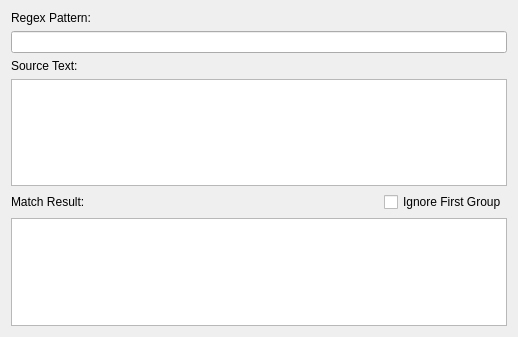
micooz/stdownloader, file CppRegexTester/mainwindow.ui: the form before one commit.
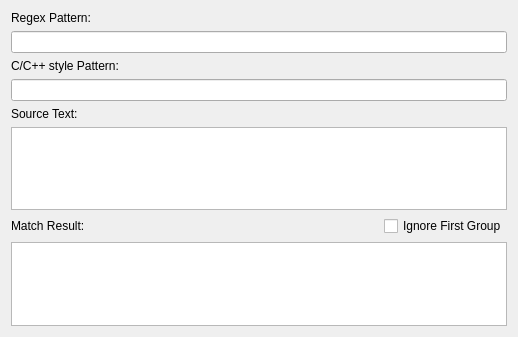
The form after the commit.

Commit message: Update C++ Regular Tester. Fix: empty pattern lead to crash. Add: C/C++ style string convertion.

Patch:
```diff
--- a/CppRegexTester/mainwindow.ui
+++ b/CppRegexTester/mainwindow.ui
@@ -27,6 +27,20 @@
       <item>
        <widget class="QLineEdit" name="linePattern"/>
       </item>
+      <item>
+       <widget class="QLabel" name="label_4">
+        <property name="text">
+         <string>C/C++ style Pattern:</string>
+        </property>
+       </widget>
+      </item>
+      <item>
+       <widget class="QLineEdit" name="lineCstyle">
+        <property name="readOnly">
+         <bool>true</bool>
+        </property>
+       </widget>
+      </item>
       <item>
        <widget class="QLabel" name="label_2">
         <property name="text">
```
The commit also changes 2 other files.
